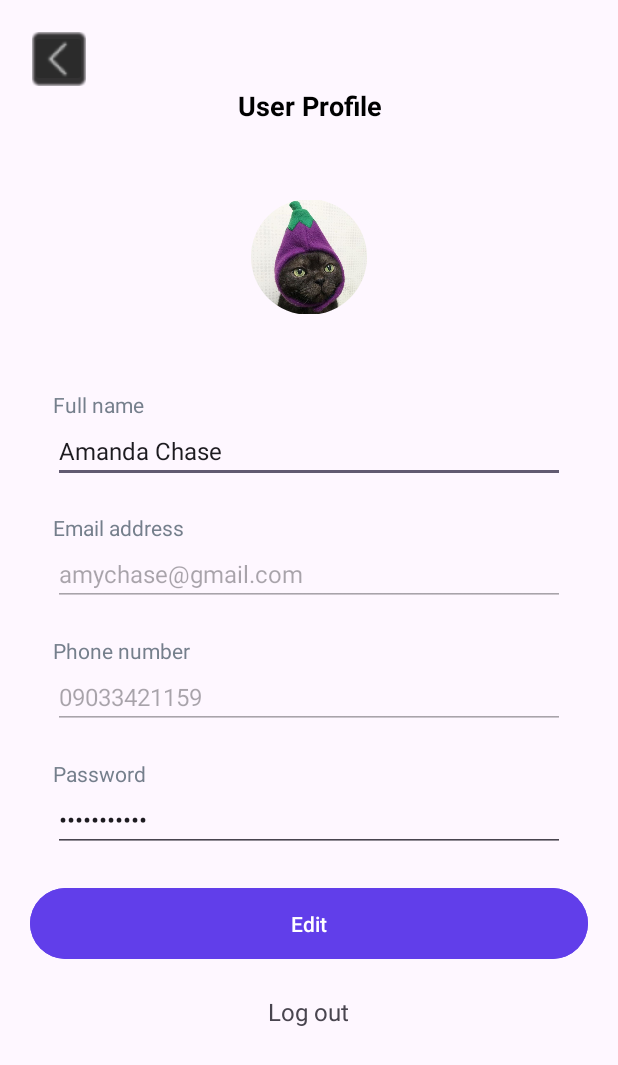
After one commit to temptedwithouta/BinusPark, an Android app: the fragment ProfileFragment shown on its own in the app's theme, on a phone screen of 412 x 824 dp. The commit adds this screen. Shown: the top 1065 px of the screen. Run offline under Robolectric (Android 15) with nearby library versions, the phone set to English and light mode, and no system bars; our stand-ins replace Firebase (no records; nobody signed in at launch, a user with empty details on screens opened directly).

Commit message:
Masukin Profile dari github lama

```diff
--- /dev/null
+++ b/app/src/main/java/com/example/myapplication/ProfileFragment.java
@@ -0,0 +1,146 @@
+package com.example.myapplication;
+
+import android.content.Context;
+import android.content.Intent;
+import android.os.Bundle;
+import android.view.LayoutInflater;
+import android.view.View;
+import android.view.ViewGroup;
+import android.widget.Button;
+import android.widget.EditText;
+import android.widget.ImageButton;
+import android.widget.TextView;
+import android.widget.Toast;
+
+import androidx.annotation.NonNull;
+import androidx.fragment.app.Fragment;
+
+import com.google.android.gms.tasks.OnCompleteListener;
+import com.google.android.gms.tasks.Task;
+import com.google.firebase.database.DataSnapshot;
+import com.google.firebase.database.DatabaseError;
+import com.google.firebase.database.DatabaseReference;
+
+
+public class ProfileFragment extends Fragment{
+    ImageButton backBtn;
+    EditText nameHere;
+    EditText emailHere;
+    EditText phoneHere;
+    EditText passwordHere;
+    Button updateProfileBtn;
+    TextView keluar;
+
+    UserModel currentUserModel;
+
+    public ProfileFragment() {
+        // Required empty public constructor
+    }
+
+    @Override
+    public View onCreateView(LayoutInflater inflater, ViewGroup container,
+                             Bundle savedInstanceState) {
+        // Inflate the layout for this fragment
+        View view = inflater.inflate(R.layout.activity_profile, container, false);
+        nameHere = view.findViewById(R.id.full_name);
+        emailHere = view.findViewById(R.id.email);
+        phoneHere = view.findViewById(R.id.phone_number);
+        passwordHere = view.findViewById(R.id.password);
+        backBtn = view.findViewById(R.id.back);
+        updateProfileBtn = view.findViewById(R.id.profile_update);
+        keluar = view.findViewById(R.id.logout_button);
+        // Retrieve the Intent from the hosting Activity
+        Intent receivedIntent = getActivity().getIntent();
+
+        if (receivedIntent != null && receivedIntent.hasExtra("email")) {
+            String emails = receivedIntent.getStringExtra("email");
+            // Use the retrieved value as needed
+            getUserData(emails);
+        }
+
+        updateProfileBtn.setOnClickListener(v->{
+            if (receivedIntent != null && receivedIntent.hasExtra("email")) {
+                String emails = receivedIntent.getStringExtra("email");
+                // Use the retrieved value as needed
+                editBtnClick(emails);
+            }
+        });
+
+        return view;
+
+    }
+
+
+    void editBtnClick(String email) {
+        String newFullName = nameHere.getText().toString();
+        if (newFullName.isEmpty() || newFullName.length() < 2) {
+            nameHere.setError("Full name must be at least 2 characters");
+            return;
+        } else {
+            updateToFirebase(email, newFullName);
+        }
+    }
+
+
+    void updateToFirebase(String email, String name) {
+        com.example.myapplication.FirebaseUtil.currentUserDetails(email, new com.example.myapplication.FirebaseUtil.UserDetailListener() {
+            @Override
+            public void onUserDetail(DataSnapshot dataSnapshot) {
+                // Update name in the database for the user with the provided email
+                DatabaseReference userRef = dataSnapshot.getRef();
+                userRef.child("name").setValue(name)
+                        .addOnCompleteListener(task -> {
+                            if (task.isSuccessful()) {
+                               showToast(getContext(), "Updated successfully");
+                            } else {
+                                showToast(getContext(), "Edit failed");
+                            }
+                        });
+            }
+
+            @Override
+            public void onError(DatabaseError databaseError) {
+                // Handle error while retrieving user details
+            }
+
+            @Override
+            public void onUserNotFound() {
+                // Handle case when user data is not found
+            }
+        });
+    }
+
+    void getUserData(String email) {
+        com.example.myapplication.FirebaseUtil.currentUserDetails(email, new com.example.myapplication.FirebaseUtil.UserDetailListener() {
+            @Override
+            public void onUserDetail(DataSnapshot dataSnapshot) {
+                // Handle user details fetched from Realtime Database
+                String name = dataSnapshot.child("name").getValue(String.class);
+                String userEmail = dataSnapshot.child("email").getValue(String.class);
+                String phone = dataSnapshot.child("phone").getValue(String.class);
+
+                if (name != null && email != null && phone != null) {
+                    nameHere.setText(name);
+                    emailHere.setText(userEmail);
+                    phoneHere.setText(phone);
+                }
+            }
+
+            @Override
+            public void onError(DatabaseError databaseError) {
+                // Handle error while retrieving user details from Realtime Database
+            }
+
+            @Override
+            public void onUserNotFound() {
+                // Handle case when user data is not found in Realtime Database
+            }
+        });
+    }
+    public static  void showToast(Context context, String message){
+        Toast.makeText(context,message,Toast.LENGTH_LONG).show();
+    }
+
+
+
+}
--- /dev/null
+++ b/app/src/main/res/layout/activity_profile.xml
@@ -0,0 +1,143 @@
+<?xml version="1.0" encoding="utf-8"?>
+<LinearLayout
+    xmlns:android="http://schemas.android.com/apk/res/android"
+    xmlns:app="http://schemas.android.com/apk/res-auto"
+    xmlns:tools="http://schemas.android.com/tools"
+    android:orientation="vertical"
+    android:layout_width="match_parent"
+    android:layout_height="match_parent"
+    android:layout_margin="20dp"
+
+    tools:context=".">
+
+    <ImageButton
+        android:id="@+id/back"
+        android:layout_width="38dp"
+        android:layout_height="38dp"
+        android:src="@drawable/ic_action_back"
+        android:contentDescription="@string/back_button"
+        />
+
+    <TextView
+        android:layout_width="match_parent"
+        android:layout_height="wrap_content"
+        android:text="@string/profile_title"
+        android:textSize="18sp"
+        android:textStyle="bold"
+        android:textColor="@color/black"
+        android:gravity="center"
+        />
+    <com.google.android.material.imageview.ShapeableImageView
+        android:id="@+id/profilePicture"
+        android:layout_gravity="center"
+        android:layout_width="77dp"
+        android:layout_height="77dp"
+        android:layout_marginTop="50dp"
+        android:layout_marginBottom="50dp"
+        android:src="@drawable/cat"
+        app:shapeAppearanceOverlay="@style/roundedImageView"
+        />
+    <LinearLayout
+        android:orientation="vertical"
+        android:layout_width="match_parent"
+        android:layout_height="wrap_content"
+
+        android:paddingLeft="15dp"
+        android:paddingRight="15dp">
+
+        <TextView
+            android:layout_width="match_parent"
+            android:layout_height="wrap_content"
+            android:text="@string/profile_dataT1"
+            android:textSize="14sp"
+            android:textColor="@color/gray"/>
+
+        <EditText
+            android:id="@+id/full_name"
+            android:layout_width="match_parent"
+            android:layout_height="wrap_content"
+            android:layout_marginBottom="20dp"
+            android:textSize="16sp"
+            android:text="@string/profile_data1"
+            android:hint="@string/full_name"
+            android:autofillHints="Full name"
+            android:inputType="text"/>
+
+        <TextView
+            android:layout_width="match_parent"
+            android:layout_height="wrap_content"
+            android:text="@string/profile_dataT2"
+            android:textSize="14sp"
+            android:textColor="@color/gray"/>
+
+        <EditText
+            android:id="@+id/email"
+            android:layout_width="match_parent"
+            android:layout_height="wrap_content"
+            android:layout_marginBottom="20dp"
+            android:textSize="16sp"
+            android:text="@string/profile_data2"
+            android:hint="@string/email"
+            android:autofillHints="Email Address"
+            android:inputType="textEmailAddress"
+            android:enabled="false"/>
+
+        <TextView
+            android:layout_width="match_parent"
+            android:layout_height="wrap_content"
+            android:text="@string/profile_dataT3"
+            android:textSize="14sp"
+            android:textColor="@color/gray"/>
+
+        <EditText
+            android:enabled="false"
+            android:id="@+id/phone_number"
+            android:layout_width="match_parent"
+            android:layout_height="wrap_content"
+            android:layout_marginBottom="20dp"
+            android:textSize="16sp"
+            android:text="@string/profile_data3"
+            android:hint="@string/phone"
+            android:autofillHints="Phone number"
+            android:inputType="phone"
+            />
+
+        <TextView
+            android:layout_width="match_parent"
+            android:layout_height="wrap_content"
+            android:text="@string/profile_dataT4"
+            android:textSize="14sp"
+            android:textColor="@color/gray"/>
+
+        <EditText
+            android:id="@+id/password"
+            android:layout_width="match_parent"
+            android:layout_height="wrap_content"
+            android:layout_marginBottom="20dp"
+            android:textSize="16sp"
+            android:text="@string/profile_data4"
+            android:hint="@string/password"
+            android:autofillHints="Password"
+            android:inputType="textPassword"/>
+
+    </LinearLayout>
+
+    <Button
+        android:id="@+id/profile_update"
+        android:layout_width="match_parent"
+        android:layout_height="55dp"
+        android:text="@string/edit"
+        android:backgroundTint="@color/purple"
+        />
+    <TextView
+        android:id="@+id/logout_button"
+        android:layout_marginTop="20dp"
+        android:layout_gravity="center"
+        android:layout_width="wrap_content"
+        android:layout_height="wrap_content"
+        android:textSize="16sp"
+        android:text="@string/logout"
+        />
+
+
+</LinearLayout>
--- a/app/src/main/res/values/colors.xml
+++ b/app/src/main/res/values/colors.xml
@@ -3,6 +3,7 @@
     <color name="purple_200">#FFBB86FC</color>
     <color name="purple_500">#FF6200EE</color>
     <color name="purple_700">#FF3700B3</color>
+    <color name="purple">#613EEA</color>
     <color name="teal_200">#FF03DAC5</color>
     <color name="teal_700">#FF018786</color>
     <color name="black">#FF000000</color>
@@ -10,4 +11,5 @@
     <color name="lavender">#8692f7</color>
     <color name="grey">#9A9A9A</color>
     <color name="BinusParkPurple">#613EEA</color>
+    <color name="gray">#757F8C</color>
 </resources>
--- a/app/src/main/res/values/strings.xml
+++ b/app/src/main/res/values/strings.xml
@@ -1,3 +1,26 @@
 <resources>
-  <string name="app_name">My Application</string>
+  <string name="app_name">BinusPark</string>
+  <string name="back_button">Press for previous page</string>
+  <string name="profile_title">User Profile</string>\
+  <string name="profile_dataT1">Full name</string>
+  <string name="profile_data1">Amanda Chase</string>
+  <string name="profile_dataT2">Email address</string>
+  <string name="profile_data2">amychase@gmail.com</string>
+  <string name="profile_dataT3">Phone number</string>
+  <string name="profile_data3">09033421159</string>
+  <string name="profile_dataT4">Password</string>
+  <string name="profile_data4">09033421159</string>
+  <string name="full_name">Full name</string>
+  <string name="email">Email Address</string>
+  <string name="phone">Phone number</string>
+  <string name="password">Password</string>
+  <string name="edit">Edit</string>
+  <string name="edit1">Save</string>
+  <string name="logout">Log out</string>
+
+  <string name="hello_blank_fragment">Hello blank fragment</string>
+  <string name="title_activity_university_list">UniversityList</string>
+  <string name="title_home">Home</string>
+  <string name="title_dashboard">Dashboard</string>
+  <string name="title_notifications">Notifications</string>
 </resources>
--- /dev/null
+++ b/app/src/main/res/values/styles.xml
@@ -0,0 +1,7 @@
+<?xml version="1.0" encoding="utf-8"?>
+<resources>
+    <style name="roundedImageView">
+        <item name="cornerFamily">rounded</item>
+        <item name="cornerSize">50%</item>
+    </style>
+</resources>
```
Also changed, not shown: app/src/main/java/com/example/myapplication/FirebaseUtil.java (added, +51 -0 lines), app/src/main/java/com/example/myapplication/LoginActivity.java (+4 -4 lines), app/src/main/res/drawable/cat.jpg (added), app/src/main/res/drawable/ic_action_back.png (added).
